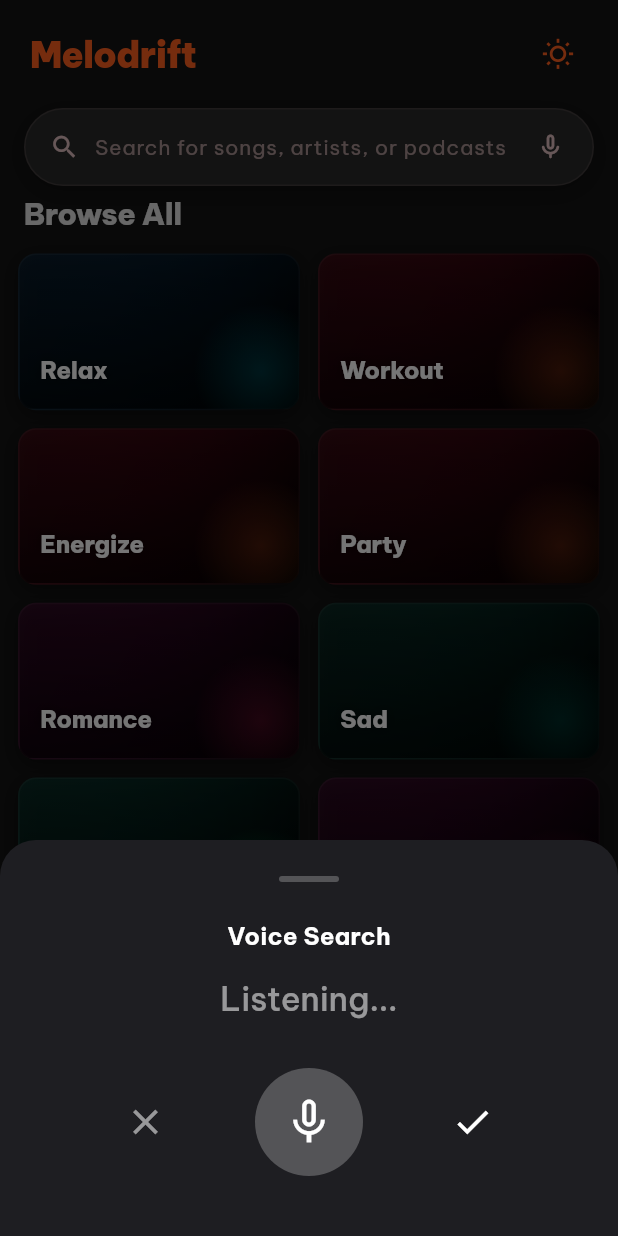
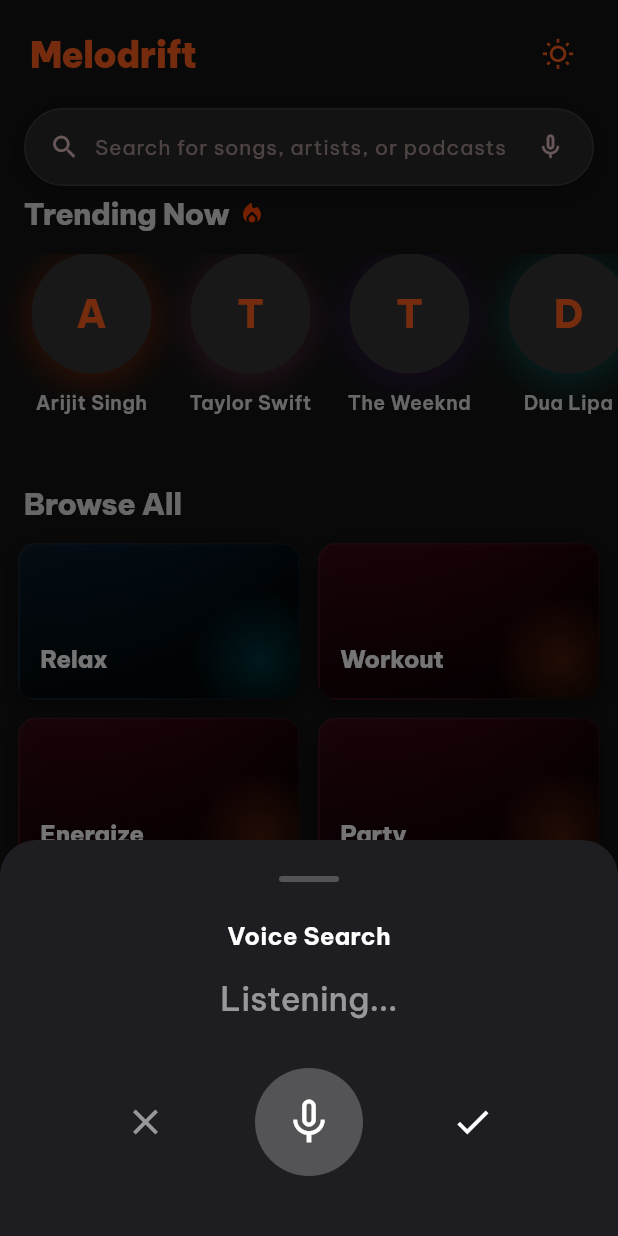
Before and after one commit to wesoftcorp/melodrift, a Flutter app: the SearchScreen screen opened by its route, after a tap on the "nightlight round" icon, after a tap on the "mic none" icon, on a phone screen of 412 x 824 dp. Run offline on Flutter 3.47's test engine with Material 3 defaults, Android fonts, the light colour scheme and no system bars; drawn by our look-alikes of cached_network_image; our stand-ins replace audio_service, auto_route, connectivity_plus, dio, firebase_auth, firebase_core and 10 more; missing offline and left inert: google_mlkit_translation, youtube_explode_dart; accounts and stored records are empty; generated files the repository leaves out were written again; network calls fail.

Commit message:
fix: Trending Now always visible - curated fallback artists when live feed is empty

```diff
--- a/lib/presentation/screens/search_screen.dart
+++ b/lib/presentation/screens/search_screen.dart
@@ -11,6 +11,8 @@ import '../widgets/search_results_view.dart';
 import '../widgets/voice_search_sheet.dart';
 import '../../core/theme/theme_provider.dart';
 import 'home_screen.dart';
+import '../../domain/entities/home_data.dart';
+import '../../domain/entities/artist.dart';
 import '../providers/player_notifier.dart';
 
 @RoutePage()
@@ -373,56 +375,9 @@ class _SearchHomePage extends ConsumerWidget {
           const SliverToBoxAdapter(child: SizedBox(height: 20)),
         ],
 
-        // ── Trending Now (Real Artists from Feed) ─────────────────────────
-        feedAsync.when<Widget>(
-          loading: () => const SliverToBoxAdapter(child: SizedBox.shrink()),
-          error: (_, __) => const SliverToBoxAdapter(child: SizedBox.shrink()),
-          data: (feed) {
-            final artists = feed.recommendedArtists;
-            if (artists.isEmpty) return const SliverToBoxAdapter(child: SizedBox.shrink());
-
-            const List<Color> glowColors = [
-              Color(0x59FF4500), // Orange-red shadow
-              Color(0x3D00FFFF), // Cyan shadow
-              Color(0x3DFF69B4), // Pink shadow
-              Color(0x3D32CD32), // Lime green shadow
-              Color(0x3D8A2BE2), // Violet shadow
-              Color(0x3DFFD700), // Gold shadow
-            ];
-
-            return SliverToBoxAdapter(
-              child: Column(
-                crossAxisAlignment: CrossAxisAlignment.start,
-                children: [
-                  const _SectionTitle(
-                    title: 'Trending Now',
-                    icon: Icons.local_fire_department_rounded,
-                    iconColor: Color(0xFFFF4500),
-                  ),
-                  SizedBox(
-                    height: 124,
-                    child: ListView.separated(
-                      scrollDirection: Axis.horizontal,
-                      padding: const EdgeInsets.symmetric(horizontal: 16),
-                      itemCount: artists.length,
-                      separatorBuilder: (_, __) => const SizedBox(width: 16),
-                      itemBuilder: (_, i) {
-                        final artist = artists[i];
-                        final glowColor = glowColors[artist.name.hashCode.abs() % glowColors.length];
-                        return _TrendingArtistTile(
-                          name: artist.name,
-                          artworkUrl: artist.artworkUrl,
-                          glowColor: glowColor,
-                          onTap: () => onTap(artist.name),
-                        );
-                      },
-                    ),
-                  ),
-                  const SizedBox(height: 24),
-                ],
-              ),
-            );
-          },
+        // ── Trending Now (Real Artists — live feed or curated fallback) ──────
+        SliverToBoxAdapter(
+          child: _TrendingNowSection(onTap: onTap, feedAsync: feedAsync),
         ),
 
         // ── Browse All (Bento Grid) ──────────────────────────────────────
@@ -492,6 +447,119 @@ class _SearchHomePage extends ConsumerWidget {
 }
 
 
+
+// ─────────────────────────────────────────────────────────────────────────────
+// Trending Now Section — always visible (live feed or curated fallback)
+// ─────────────────────────────────────────────────────────────────────────────
+
+// Curated fallback: real globally trending artists with stable image URLs
+const List<Map<String, dynamic>> _kFallbackArtists = [
+  {
+    'name': 'Arijit Singh',
+    'image': 'https://c.saavncdn.com/artists/Arijit_Singh_004_20230808082952_500x500.jpg',
+    'glow': Color(0x59FF4500),
+  },
+  {
+    'name': 'Taylor Swift',
+    'image': 'https://i.scdn.co/image/ab6761610000e5eb5a00969a4698c3132a15fbb0',
+    'glow': Color(0x3DFF69B4),
+  },
+  {
+    'name': 'The Weeknd',
+    'image': 'https://i.scdn.co/image/ab6761610000e5eb214f3cf1cbe7139c1e26ffbb',
+    'glow': Color(0x3D8A2BE2),
+  },
+  {
+    'name': 'Dua Lipa',
+    'image': 'https://i.scdn.co/image/ab6761610000e5eb3f2cca81f1fa3b2a0d3c38b3',
+    'glow': Color(0x3D00FFFF),
+  },
+  {
+    'name': 'A.R. Rahman',
+    'image': 'https://c.saavncdn.com/artists/A_R_Rahman_001_20230808082754_500x500.jpg',
+    'glow': Color(0x3DFFD700),
+  },
+  {
+    'name': 'Bad Bunny',
+    'image': 'https://i.scdn.co/image/ab6761610000e5eb5be01f90a5571c9b5ca5ad6d',
+    'glow': Color(0x3D32CD32),
+  },
+  {
+    'name': 'Shreya Ghoshal',
+    'image': 'https://c.saavncdn.com/artists/Shreya_Ghoshal_002_20230808082952_500x500.jpg',
+    'glow': Color(0x3DFF69B4),
+  },
+  {
+    'name': 'Ed Sheeran',
+    'image': 'https://i.scdn.co/image/ab6761610000e5eb3bcef85e105dfc42399ef0ba',
+    'glow': Color(0x59FF4500),
+  },
+];
+
+const List<Color> _kGlowColors = [
+  Color(0x59FF4500),
+  Color(0x3D00FFFF),
+  Color(0x3DFF69B4),
+  Color(0x3D32CD32),
+  Color(0x3D8A2BE2),
+  Color(0x3DFFD700),
+];
+
+class _TrendingNowSection extends ConsumerWidget {
+  final ValueChanged<String> onTap;
+  final AsyncValue<HomeData> feedAsync;
+
+  const _TrendingNowSection({required this.onTap, required this.feedAsync});
+
+  @override
+  Widget build(BuildContext context, WidgetRef ref) {
+    // Use live artists from feed if available, else show curated fallback
+    final liveArtists = feedAsync.valueOrNull?.recommendedArtists;
+    final bool useLive = liveArtists != null && liveArtists.isNotEmpty;
+    final artists = liveArtists ?? <Artist>[];
+
+    return Column(
+      crossAxisAlignment: CrossAxisAlignment.start,
+      children: [
+        const _SectionTitle(
+          title: 'Trending Now',
+          icon: Icons.local_fire_department_rounded,
+          iconColor: Color(0xFFFF4500),
+        ),
+        SizedBox(
+          height: 124,
+          child: ListView.separated(
+            scrollDirection: Axis.horizontal,
+            padding: const EdgeInsets.symmetric(horizontal: 16),
+            itemCount: useLive ? artists.length : _kFallbackArtists.length,
+            separatorBuilder: (_, __) => const SizedBox(width: 16),
+            itemBuilder: (_, i) {
+              if (useLive) {
+                final artist = artists[i];
+                final glowColor = _kGlowColors[artist.name.hashCode.abs() % _kGlowColors.length];
+                return _TrendingArtistTile(
+                  name: artist.name,
+                  artworkUrl: artist.artworkUrl,
+                  glowColor: glowColor,
+                  onTap: () => onTap(artist.name),
+                );
+              } else {
+                final entry = _kFallbackArtists[i];
+                return _TrendingArtistTile(
+                  name: entry['name'] as String,
+                  artworkUrl: entry['image'] as String,
+                  glowColor: entry['glow'] as Color,
+                  onTap: () => onTap(entry['name'] as String),
+                );
+              }
+            },
+          ),
+        ),
+        const SizedBox(height: 24),
+      ],
+    );
+  }
+}
 
 // ─────────────────────────────────────────────────────────────────────────────
 // Section title
@@ -762,7 +830,7 @@ _MoodDesignPreset _getPresetForMood(MoodCategory mood, int index) {
   }
 
   // Fallbacks
-  final List<List<Color>> fallbackGradients = const [
+  const List<List<Color>> fallbackGradients = [
     [Color(0x59330E62), Colors.black],
     [Color(0x591B5E20), Colors.black],
     [Color(0x5901579B), Colors.black],
@@ -770,7 +838,7 @@ _MoodDesignPreset _getPresetForMood(MoodCategory mood, int index) {
     [Color(0x59311B92), Colors.black],
     [Color(0x59004D40), Colors.black],
   ];
-  final List<Color> fallbackGlows = const [
+  const List<Color> fallbackGlows = [
     Color(0xFF9C27B0),
     Color(0xFF4CAF50),
     Color(0xFF03A9F4),
@@ -778,7 +846,7 @@ _MoodDesignPreset _getPresetForMood(MoodCategory mood, int index) {
     Color(0xFF673AB7),
     Color(0xFF009688),
   ];
-  final List<String> fallbackImages = const [
+  const List<String> fallbackImages = [
     'https://images.unsplash.com/photo-1470225620780-dba8ba36b745?w=400&q=80',
     'https://images.unsplash.com/photo-1514525253161-7a46d19cd819?w=400&q=80',
     'https://images.unsplash.com/photo-1498038432885-c6f3f1b912ee?w=400&q=80',
```
